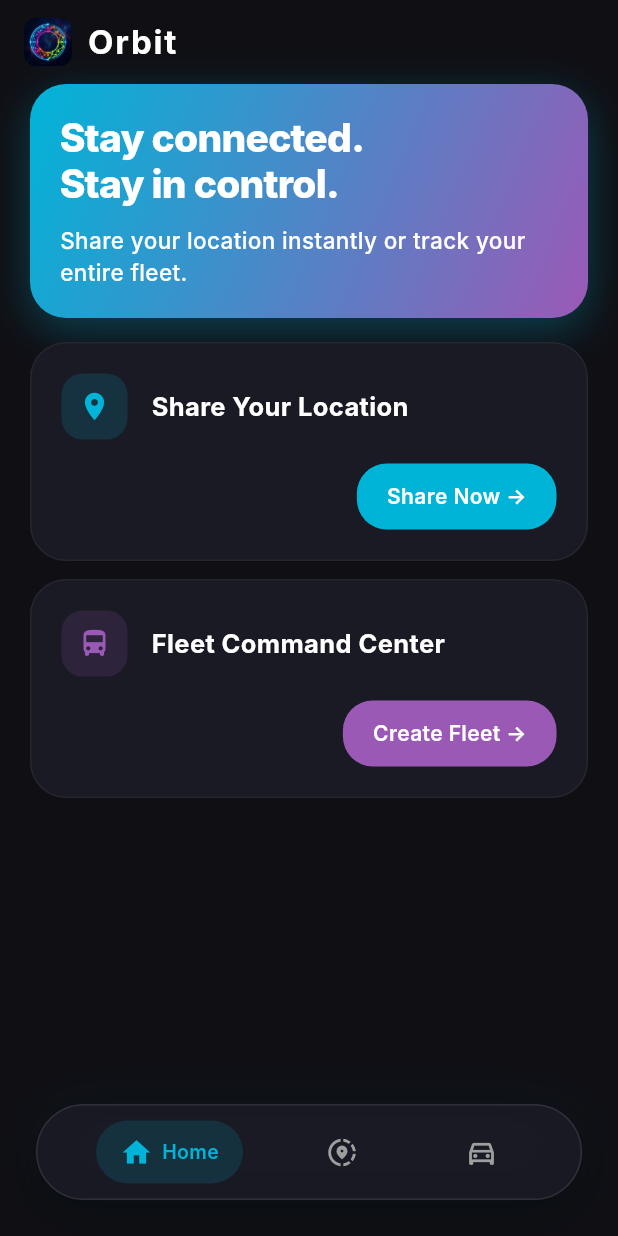
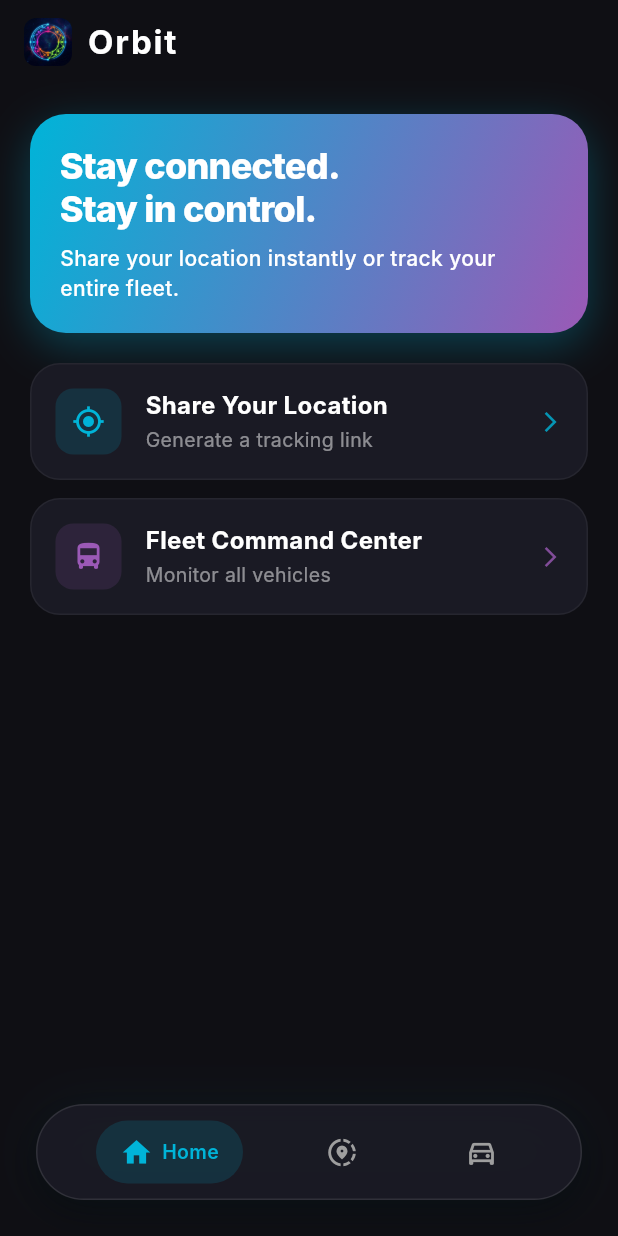
Before and after one commit to gouravbaldewa2/ShareMyLocation, a Flutter app: the MainNavigationScreen screen opened by its route, on a phone screen of 412 x 824 dp. Run offline on Flutter 3.47's test engine with Material 3 defaults, Android fonts, the phone set to English and light mode, and no system bars; our stand-ins replace flutter_map, geolocator, go_router, latlong2, share_plus, shared_preferences; missing offline and left inert: play_install_referrer; accounts and stored records are empty; Roboto replaces fonts that are missing (Inter).

Commit message:
feat: ultra-compact list tile layout for empty state and bump version to 13

```diff
--- a/mobile/lib/main.dart
+++ b/mobile/lib/main.dart
@@ -375,7 +375,9 @@ class _MainNavigationScreenState extends State<MainNavigationScreen> {
 
   Widget _buildEmptyHomeView() {
     return Padding(
-      padding: const EdgeInsets.fromLTRB(20, 0, 20, 100),
+      // Remove bottom padding of 100 so it doesn't artificially push content down
+      // Just enough padding to look clean
+      padding: const EdgeInsets.fromLTRB(20, 20, 20, 120),
       child: Column(
         crossAxisAlignment: CrossAxisAlignment.stretch,
         children: [
@@ -403,18 +405,18 @@ class _MainNavigationScreenState extends State<MainNavigationScreen> {
                 Text(
                   'Stay connected.\nStay in control.',
                   style: TextStyle(
-                    fontSize: 26,
+                    fontSize: 24,
                     fontWeight: FontWeight.w800,
                     height: 1.2,
                     letterSpacing: -0.5,
                     color: Colors.white,
                   ),
                 ),
-                SizedBox(height: 12),
+                SizedBox(height: 8),
                 Text(
                   'Share your location instantly or track your entire fleet.',
                   style: TextStyle(
-                    fontSize: 15,
+                    fontSize: 14,
                     height: 1.4,
                     color: Colors.white,
                     fontWeight: FontWeight.w500,
@@ -423,13 +425,13 @@ class _MainNavigationScreenState extends State<MainNavigationScreen> {
               ],
             ),
           ),
-          const SizedBox(height: 16),
-          // Card 1: Share Location
-          _buildHeroActionCard(
+          const SizedBox(height: 20),
+          // Action Cards - Now horizontal and compact
+          _buildCompactActionTile(
             title: 'Share Your Location',
-            icon: Icons.location_on,
+            subtitle: 'Generate a tracking link',
+            icon: Icons.my_location,
             color: const Color(0xFF00B4D8),
-            buttonText: 'Share Now \u2192',
             onTap: () async {
               HapticFeedback.lightImpact();
               await context.push('/share_setup');
@@ -438,12 +440,11 @@ class _MainNavigationScreenState extends State<MainNavigationScreen> {
             },
           ),
           const SizedBox(height: 12),
-          // Card 2: Fleet Command Center
-          _buildHeroActionCard(
+          _buildCompactActionTile(
             title: 'Fleet Command Center',
+            subtitle: 'Monitor all vehicles',
             icon: Icons.directions_bus,
             color: const Color(0xFF9B59B6),
-            buttonText: 'Create Fleet \u2192',
             onTap: () async {
               HapticFeedback.lightImpact();
               await context.push('/create_fleet');
@@ -456,75 +457,65 @@ class _MainNavigationScreenState extends State<MainNavigationScreen> {
     );
   }
 
-  Widget _buildHeroActionCard({
+  Widget _buildCompactActionTile({
     required String title,
+    required String subtitle,
     required IconData icon,
     required Color color,
-    required String buttonText,
     required VoidCallback onTap,
   }) {
     return Container(
       decoration: BoxDecoration(
         color: const Color(0xFF1A1A24),
-        borderRadius: BorderRadius.circular(24),
-        border: Border.all(
-          color: Colors.white.withOpacity(0.05),
-        ),
+        borderRadius: BorderRadius.circular(20),
+        border: Border.all(color: Colors.white.withOpacity(0.05)),
       ),
       child: Material(
         color: Colors.transparent,
         child: InkWell(
           onTap: onTap,
-          borderRadius: BorderRadius.circular(24),
+          borderRadius: BorderRadius.circular(20),
           child: Padding(
-            padding: const EdgeInsets.all(20.0),
-            child: Column(
-              children: [
-                Row(
+            padding: const EdgeInsets.symmetric(horizontal: 16.0, vertical: 16.0),
+            child: Row(
               children: [
                 Container(
                   width: 44,
                   height: 44,
                   decoration: BoxDecoration(
                     color: color.withOpacity(0.15),
-                        borderRadius: BorderRadius.circular(14),
+                    borderRadius: BorderRadius.circular(12),
                   ),
                   child: Icon(icon, color: color, size: 22),
                 ),
                 const SizedBox(width: 16),
                 Expanded(
-                      child: Text(
+                  child: Column(
+                    crossAxisAlignment: CrossAxisAlignment.start,
+                    children: [
+                      Text(
                         title,
                         style: const TextStyle(
-                          fontSize: 17,
+                          fontSize: 16,
                           fontWeight: FontWeight.w700,
                           color: Colors.white,
                         ),
                       ),
+                      const SizedBox(height: 2),
+                      Text(
+                        subtitle,
+                        style: TextStyle(
+                          fontSize: 13,
+                          color: Colors.white.withOpacity(0.5),
+                        ),
                       ),
                     ],
                   ),
-                const SizedBox(height: 16),
-                Align(
-                  alignment: Alignment.centerRight,
-                  child: Container(
-                    padding: const EdgeInsets.symmetric(
-                      horizontal: 20,
-                      vertical: 12,
                 ),
-                    decoration: BoxDecoration(
-                      color: color,
-                      borderRadius: BorderRadius.circular(20),
-                    ),
-                    child: Text(
-                      buttonText,
-                      style: const TextStyle(
-                        color: Colors.white,
-                        fontWeight: FontWeight.w600,
-                        fontSize: 14,
-                      ),
-                    ),
-                  ),
+                Icon(
+                  Icons.arrow_forward_ios,
+                  color: color.withOpacity(0.8),
+                  size: 16,
                 ),
               ],
             ),
--- a/mobile/pubspec.yaml
+++ b/mobile/pubspec.yaml
@@ -1,7 +1,7 @@
 name: mobile
 description: "A new Flutter project."
 publish_to: 'none'
-version: 0.1.0+12
+version: 0.1.0+13
 
 environment:
   sdk: ^3.11.0
```
Lines whose indentation alone changed are shown as unchanged.
